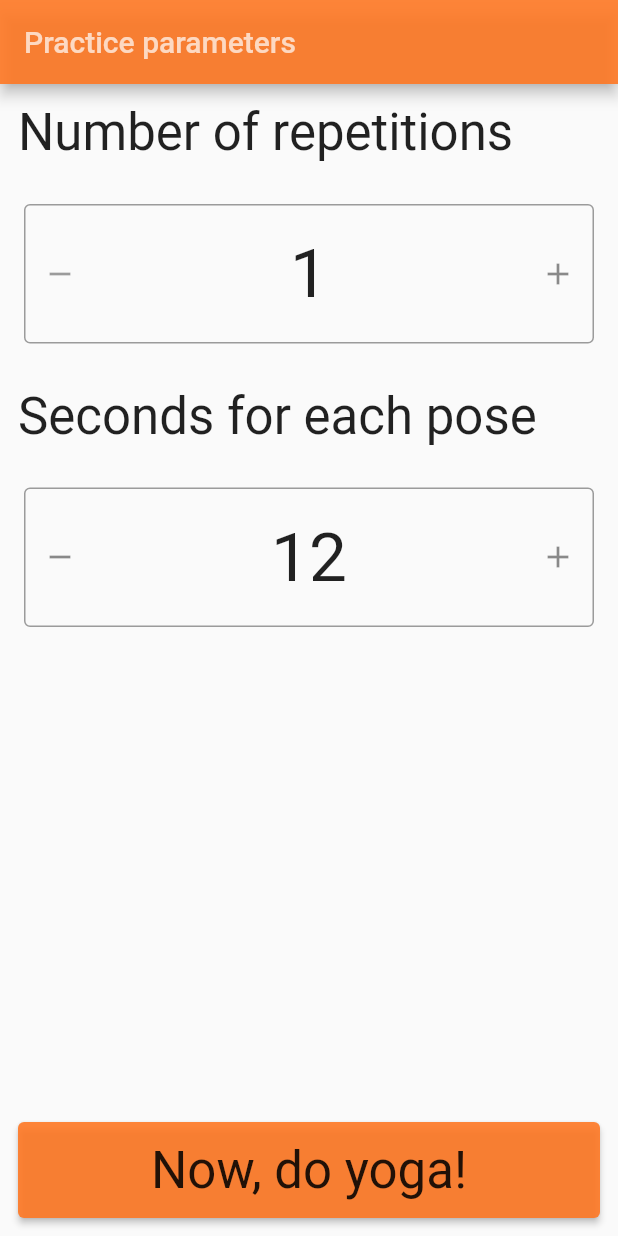
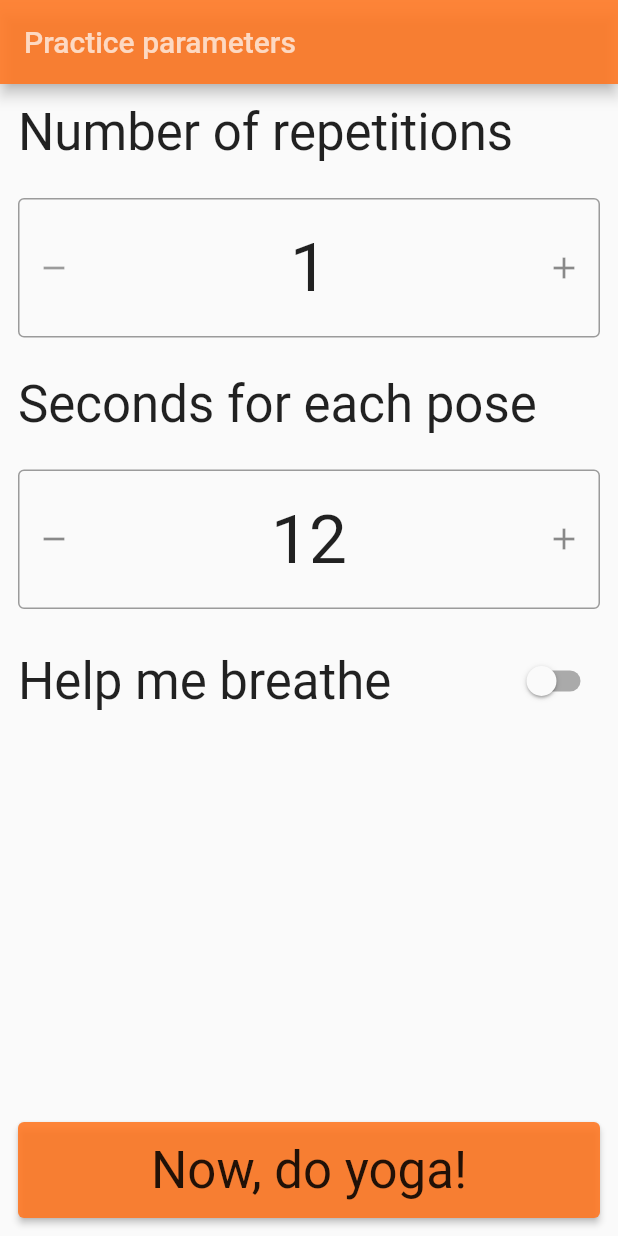
Before and after one commit to michalporeba/surya_namaskar, a Flutter app: the OptionsPage screen opened directly, on a phone screen of 412 x 824 dp. Run offline on Flutter 3.47's test engine with Material 2 defaults, Android fonts, the phone set to English and light mode, and no system bars; drawn by our look-alikes of flutter_spinbox; our stand-ins replace font_awesome_flutter, shared_preferences, sleek_circular_slider; accounts and stored records are empty.

Commit message:
breathing support

```diff
--- a/lib/common.dart
+++ b/lib/common.dart
@@ -3,6 +3,7 @@ const double padding = 12.0;
 const String SETTINGS_CYCLES = 'cycles';
 const String SETTINGS_REPETITIONS = 'repetitions';
 const String SETTINGS_DURATION = 'duration';
+const String SETTINGS_HELP_ME_BREATHE = 'help_breathe';
 
 const String SETTINGS_ACCEPTED_RISK = 'accepted_risk';
 const String SETTINGS_HAS_SEEN_INSTRUCTIONS = 'has_seen_instructions';
--- a/lib/optionspage.dart
+++ b/lib/optionspage.dart
@@ -17,6 +17,7 @@ class OptionsPage extends StatefulWidget {
 class _OptionsPageState extends State<OptionsPage> {
   late int repetitions = 1;
   late int duration = 12;
+  late bool breathing = false;
 
   @override
   void initState() {
@@ -28,6 +29,7 @@ class _OptionsPageState extends State<OptionsPage> {
       setState(() {
         repetitions = settings.getInt(SETTINGS_REPETITIONS) ?? 1;
         duration = settings.getInt(SETTINGS_DURATION) ?? 12;
+        breathing = settings.getBool(SETTINGS_HELP_ME_BREATHE) ?? false;
       });
     }).onError((error, stackTrace) {
       print('ERROR $error');
@@ -65,7 +67,7 @@ class _OptionsPageState extends State<OptionsPage> {
                     min: 1,
                     max: 108,
                   ),
-                  padding: const EdgeInsets.all(16),
+                  padding: const EdgeInsets.all(padding),
                 ),
                 Padding(
                   padding: const EdgeInsets.all(padding),
@@ -83,8 +85,9 @@ class _OptionsPageState extends State<OptionsPage> {
                     min: 5,
                     max: 60,
                   ),
-                  padding: const EdgeInsets.all(16),
+                  padding: const EdgeInsets.all(padding),
                 ),
+                Option(text: 'Help me breathe', onChanged: (value) => breathing = value),
                 Spacer(),
                 YogaButton(isPrimary: true,
                     label: 'Now, do yoga!',
@@ -106,7 +109,55 @@ class _OptionsPageState extends State<OptionsPage> {
     SharedPreferences.getInstance().then((settings) {
       settings.setInt(SETTINGS_REPETITIONS, repetitions);
       settings.setInt(SETTINGS_DURATION, duration);
+      settings.setBool(SETTINGS_HELP_ME_BREATHE, breathing);
     });
 
   }
 }
+
+class Option extends StatefulWidget {
+  final String text;
+  final Function(bool) onChanged;
+
+  const Option({required this.text, required this.onChanged, Key? key}) : super(key: key);
+
+  @override
+  State<Option> createState() => _OptionState();
+}
+
+class _OptionState extends State<Option> {
+  bool currentValue = false;
+
+  @override
+  void initState() {
+    SharedPreferences.getInstance().then((settings) {
+      currentValue = settings.getBool(SETTINGS_HELP_ME_BREATHE) ?? false;
+    });
+  }
+
+  @override
+  Widget build(BuildContext context) {
+    return Row(
+        children: [
+          Padding(
+              padding: const EdgeInsets.all(padding),
+              child: SingleChildScrollView(
+                child: Text('Help me breathe',
+                    style: Theme.of(context).textTheme.headline4),
+              )
+          ),
+          Spacer(),
+          Padding(
+            padding: const EdgeInsets.all(padding),
+            child: Switch(
+              value: currentValue,
+              onChanged: (bool value) {
+                setState(() { currentValue = value; });
+                widget.onChanged(value);
+              }
+            ),
+          )
+        ]
+    );
+  }
+}
--- a/lib/posedetails.dart
+++ b/lib/posedetails.dart
@@ -127,7 +127,7 @@ class PoseList {
         'Place them on the chest, with thumbs touching the middle of the chest '
         'spread out.';
     newPose.benefits = '-';
-    newPose.breathing = 'Normal: full inhalation and slow exhalation';
+    newPose.breathing = 'Normal, full inhalation and slow exhalation';
     newPose.precaution = '-';
     newPose.illustrations = [
       Illustration('images/pranamasana1.jpg', -1280.0, -260.0, 0.42, 'keralatourism.org'),
```
Also changed, not shown: lib/practicepage.dart (+15 -7 lines).
